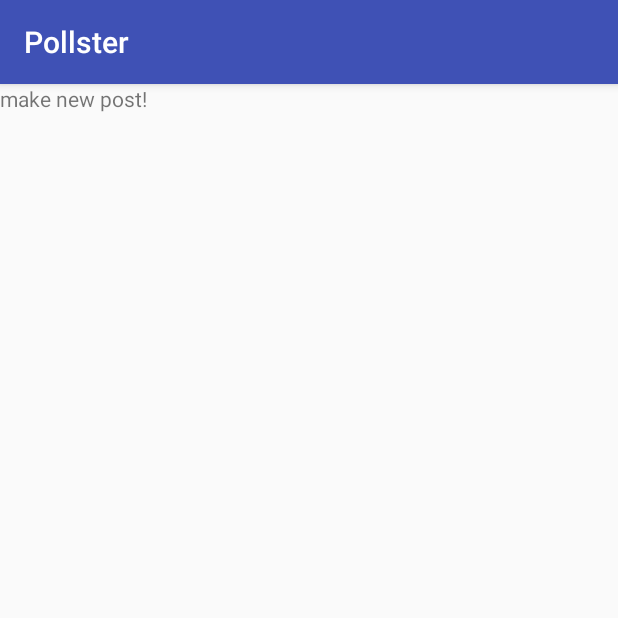
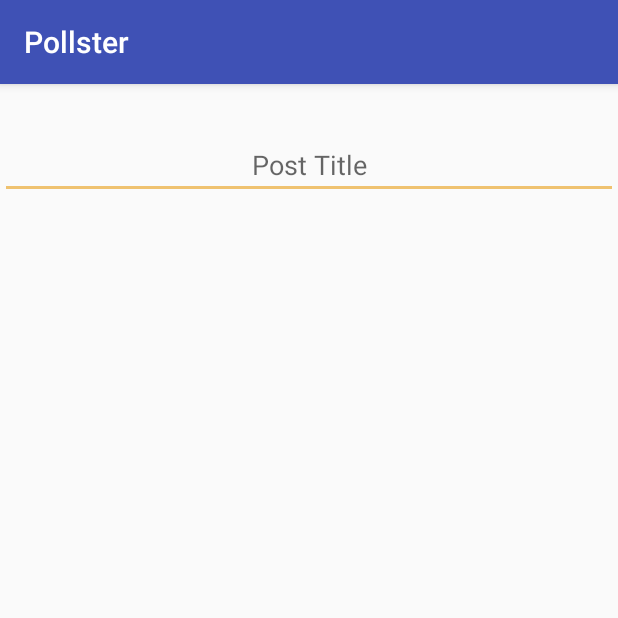
Before and after one commit to nachmikott/Pollster, an Android app: the LiveFeedActivity screen opened directly, with no data from a screen before it, after a tap on an icon or button, on a phone screen of 412 x 824 dp, the top half of it. Run offline under Robolectric (Android 15) with nearby library versions, the phone set to English and light mode, and no system bars; 1 statement that could not run was skipped.

```diff
--- a/app/src/main/java/edu/umd/cs/pollsternav/LiveFeedActivity.java
+++ b/app/src/main/java/edu/umd/cs/pollsternav/LiveFeedActivity.java
@@ -12,10 +12,14 @@ import android.support.v7.app.ActionBarDrawerToggle;
 import android.support.v7.app.AppCompatActivity;
 import android.support.v7.widget.Toolbar;
 import android.view.MenuItem;
+import android.widget.TextView;
+import android.widget.Toast;
 
 public class LiveFeedActivity extends AppCompatActivity
         implements NavigationView.OnNavigationItemSelectedListener {
     public int REQUEST_CODE_CHANGE_CATEGORIES = 1;
+
+    String username;
 
     @Override
     protected void onCreate(Bundle savedInstanceState) {
@@ -23,6 +27,11 @@ public class LiveFeedActivity extends AppCompatActivity
         setContentView(R.layout.activity_main);
         Toolbar toolbar = (Toolbar) findViewById(R.id.toolbar);
         setSupportActionBar(toolbar);
+
+        username = (String)getIntent().getExtras().get("USER");
+        Toast.makeText(this, "Username is "+username,
+                Toast.LENGTH_LONG).show();
+
 
         FloatingActionButton fab = (FloatingActionButton) findViewById(R.id.add_new_post);
         fab.setOnClickListener(new View.OnClickListener() {
@@ -36,6 +45,8 @@ public class LiveFeedActivity extends AppCompatActivity
             }
         });
 
+
+
         DrawerLayout drawer = (DrawerLayout) findViewById(R.id.drawer_layout);
         ActionBarDrawerToggle toggle = new ActionBarDrawerToggle(
                 this, drawer, toolbar, R.string.open, R.string.close);
@@ -44,6 +55,9 @@ public class LiveFeedActivity extends AppCompatActivity
 
         NavigationView navigationView = (NavigationView) findViewById(R.id.nav_view);
         navigationView.setNavigationItemSelectedListener(this);
+
+
+
     }
 
     @Override
--- a/app/src/main/java/edu/umd/cs/pollsternav/LiveFeedFragment.java
+++ b/app/src/main/java/edu/umd/cs/pollsternav/LiveFeedFragment.java
@@ -13,6 +13,7 @@ public class LiveFeedFragment extends Fragment {
 
     public LiveFeedFragment() {
     }
+
 
     public static edu.umd.cs.pollsternav.LiveFeedFragment newInstance() {
         return new edu.umd.cs.pollsternav.LiveFeedFragment();
--- a/app/src/main/java/edu/umd/cs/pollsternav/LoginFragment.java
+++ b/app/src/main/java/edu/umd/cs/pollsternav/LoginFragment.java
@@ -233,6 +233,7 @@ public class LoginFragment extends Fragment {
                 Toast.LENGTH_SHORT).show();
 
         Intent intent = new Intent(activity, LiveFeedActivity.class);
+        intent.putExtra("USER",user);
         startActivity(intent);
     }
 
--- a/app/src/main/res/layout/fragment_newpost.xml
+++ b/app/src/main/res/layout/fragment_newpost.xml
@@ -1,11 +1,21 @@
 <?xml version="1.0" encoding="utf-8"?>
-<LinearLayout xmlns:android="http://schemas.android.com/apk/res/android"
+<RelativeLayout xmlns:android="http://schemas.android.com/apk/res/android"
     android:orientation="vertical" android:layout_width="match_parent"
     android:layout_height="match_parent">
 
-    <TextView
-        android:text="make new post!"
-        android:layout_width="match_parent"
+    <EditText
+        android:layout_width="wrap_content"
         android:layout_height="wrap_content"
-        android:id="@+id/textView" />
-</LinearLayout>
+        android:inputType="textPersonName"
+        android:ems="10"
+        android:id="@+id/editText"
+        android:layout_marginTop="31dp"
+        android:hint="Post Title"
+        android:layout_alignParentTop="true"
+        android:layout_alignParentLeft="true"
+        android:layout_alignParentStart="true"
+        android:textAlignment="center"
+        android:layout_alignParentRight="true"
+        android:layout_alignParentEnd="true" />
+
+</RelativeLayout>
--- a/app/src/main/res/layout/nav_header_main.xml
+++ b/app/src/main/res/layout/nav_header_main.xml
@@ -24,7 +24,7 @@
         android:layout_width="match_parent"
         android:layout_height="wrap_content"
         android:paddingTop="@dimen/nav_header_vertical_spacing"
-        android:text="[Name Of User Here]"
-        android:textAppearance="@style/TextAppearance.AppCompat.Body1" />
+        android:textAppearance="@style/TextAppearance.AppCompat.Body1"
+        android:id="@+id/username_text" />
 
 </LinearLayout>
--- a/app/src/main/res/menu/activity_main_drawer.xml
+++ b/app/src/main/res/menu/activity_main_drawer.xml
@@ -1,6 +1,5 @@
 <?xml version="1.0" encoding="utf-8"?>
 <menu xmlns:android="http://schemas.android.com/apk/res/android">
-
 
     <item android:id="@+id/categories"
         android:title="@string/categories"
```
